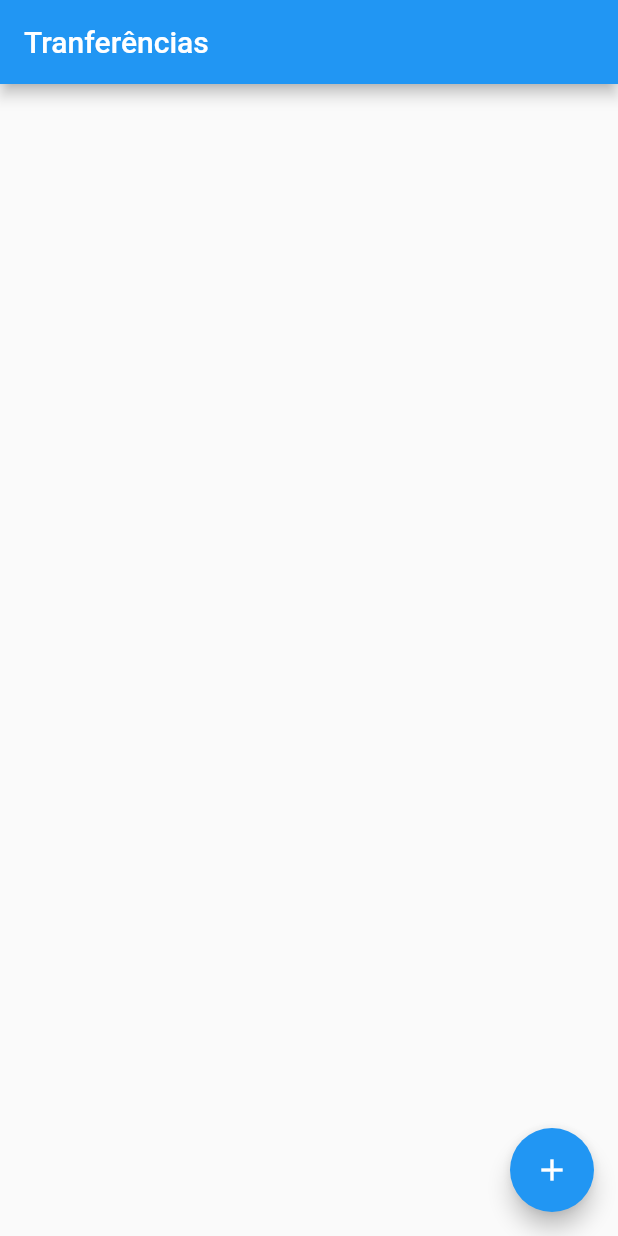
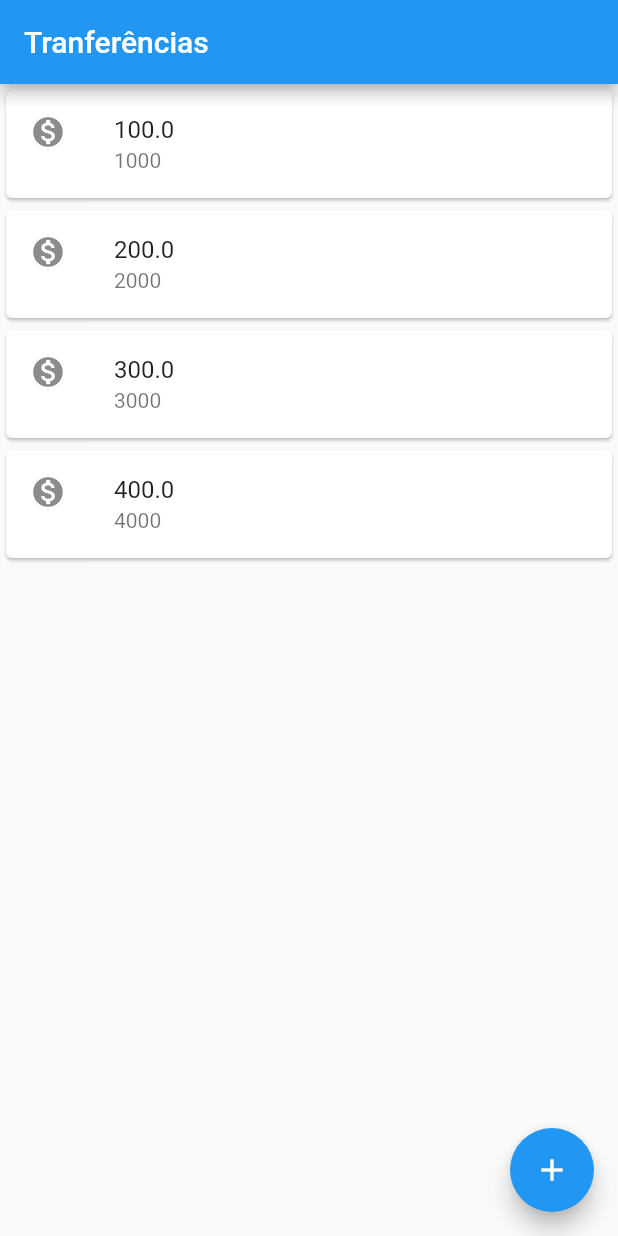
Before and after one commit to lucasfurtado/bytebank, a Flutter app: the screen it shows after launch, on a phone screen of 412 x 824 dp. Run offline on Flutter 3.47's test engine with Material 2 defaults, Android fonts, the phone set to English and light mode, and no system bars.

Commit message:
lista de tranferencias com widgets encapsulados

```diff
--- a/lib/main.dart
+++ b/lib/main.dart
@@ -3,6 +3,7 @@ import 'package:flutter/material.dart';
 void main() {
   runApp(MaterialApp(
     home: Scaffold(
+      body: ListaTranferencia(),
       appBar: AppBar(
         title: Text('Tranferências'),
       ),
@@ -13,3 +14,44 @@ void main() {
     ),
   ));
 }
+
+class ListaTranferencia extends StatelessWidget{
+  @override
+  Widget build(BuildContext context) {
+    // TODO: implement build
+    return Column(
+      children: <Widget> [
+        ItemTranferencia(Transferencia(100.00,1000)),
+        ItemTranferencia(Transferencia(200.00,2000)),
+        ItemTranferencia(Transferencia(300.00,3000)),
+        ItemTranferencia(Transferencia(400.00,4000)),
+      ],
+    );
+  }
+}
+
+class ItemTranferencia extends StatelessWidget{
+
+  final Transferencia _tranferencia;
+
+  ItemTranferencia(this._tranferencia);
+
+  @override
+  Widget build(BuildContext context) {
+    // TODO: implement build
+    return Card(
+      child: ListTile(
+        leading: Icon(Icons.monetization_on),
+        title: Text(_tranferencia.valor.toString()),
+        subtitle: Text(_tranferencia.numeroDaConta.toString()),
+      ),
+    );
+  }
+}
+
+class Transferencia {
+  final double valor;
+  final int numeroDaConta;
+
+  Transferencia(this.valor, this.numeroDaConta);
+}
```
